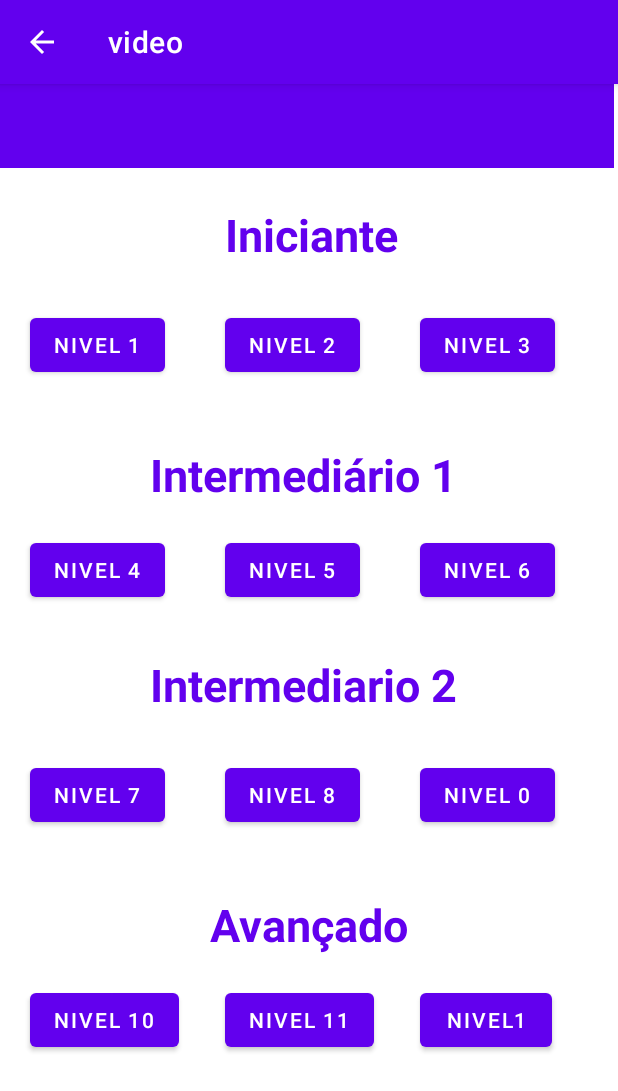
After one commit to jaozitorj/appbittctey, an Android app: the exercicios screen opened directly, with no data from a screen before it, on a phone screen of 412 x 824 dp. The commit adds this screen. Shown: the top 1091 px of the screen. Run offline under Robolectric (Android 15) with nearby library versions, the phone set to English and light mode, and no system bars; our stand-ins replace Firebase (no records; nobody signed in at launch, a user with empty details on screens opened directly).

Commit message:
algumas coisinhas a mais

```diff
--- /dev/null
+++ b/app/src/main/java/com/example/video/exercicios.kt
@@ -0,0 +1,13 @@
+package com.example.video
+
+import androidx.appcompat.app.AppCompatActivity
+import android.os.Bundle
+
+class exercicios : AppCompatActivity() {
+    override fun onCreate(savedInstanceState: Bundle?) {
+        super.onCreate(savedInstanceState)
+        setContentView(R.layout.activity_exercicios)
+
+        supportActionBar?.setDisplayHomeAsUpEnabled(true)
+    }
+}
--- a/app/src/main/java/com/example/video/segundatela.kt
+++ b/app/src/main/java/com/example/video/segundatela.kt
@@ -13,6 +13,7 @@ import com.google.firebase.auth.FirebaseAuth
 import org.w3c.dom.Text
 
 class segundatela : AppCompatActivity() {
+
 
     private lateinit var mBinding: ActivitySegundatelaBinding
 
--- /dev/null
+++ b/app/src/main/res/layout/activity_exercicios.xml
@@ -0,0 +1,197 @@
+<?xml version="1.0" encoding="utf-8"?>
+<androidx.constraintlayout.widget.ConstraintLayout xmlns:android="http://schemas.android.com/apk/res/android"
+    xmlns:app="http://schemas.android.com/apk/res-auto"
+    xmlns:tools="http://schemas.android.com/tools"
+    android:layout_width="match_parent"
+    android:layout_height="match_parent"
+    tools:context=".exercicios">
+
+    <Button
+        android:id="@+id/Nivelexercicio1"
+        android:layout_width="wrap_content"
+        android:layout_height="wrap_content"
+        android:text="Nivel 1"
+        android:translationX="20dp"
+        android:translationY="150dp"
+        tools:ignore="MissingConstraints" />
+
+    <Button
+        android:id="@+id/Nivelexercicio2"
+        android:layout_width="wrap_content"
+        android:layout_height="wrap_content"
+        android:text="Nivel 2"
+        android:translationX="150dp"
+        android:translationY="150dp"
+        tools:layout_editor_absoluteX="160dp"
+        tools:layout_editor_absoluteY="118dp"
+        tools:ignore="MissingConstraints" />
+
+    <Button
+        android:id="@+id/Nivelexercicio3"
+        android:layout_width="wrap_content"
+        android:layout_height="wrap_content"
+        android:text="Nivel 3"
+        android:translationX="280dp"
+        android:translationY="150dp"
+        tools:ignore="MissingConstraints" />
+
+    <Button
+        android:id="@+id/Nivelexercicio4"
+        android:layout_width="wrap_content"
+        android:layout_height="wrap_content"
+        android:text="Nivel 4"
+        android:translationX="20dp"
+        android:translationY="300dp"
+        tools:layout_editor_absoluteX="43dp"
+        tools:layout_editor_absoluteY="288dp"
+        tools:ignore="MissingConstraints" />
+
+    <Button
+        android:id="@+id/Nivelexercicio5"
+        android:layout_width="wrap_content"
+        android:layout_height="wrap_content"
+        android:text="Nivel 5"
+        android:translationX="150dp"
+        android:translationY="300dp"
+        tools:layout_editor_absoluteX="166dp"
+        tools:layout_editor_absoluteY="290dp"
+        tools:ignore="MissingConstraints" />
+
+    <Button
+        android:id="@+id/Nivelexercicio6"
+        android:layout_width="wrap_content"
+        android:layout_height="wrap_content"
+        android:text="Nivel 6"
+        android:translationX="280dp"
+        android:translationY="300dp"
+        tools:layout_editor_absoluteX="283dp"
+        tools:layout_editor_absoluteY="286dp"
+        tools:ignore="MissingConstraints" />
+
+    <Button
+        android:id="@+id/Nivelexercicio7"
+        android:layout_width="wrap_content"
+        android:layout_height="wrap_content"
+        android:text="Nivel 7"
+        android:translationX="20dp"
+        android:translationY="450dp"
+        tools:layout_editor_absoluteX="39dp"
+        tools:layout_editor_absoluteY="490dp"
+        tools:ignore="MissingConstraints" />
+
+    <Button
+        android:id="@+id/Nivelexercicio8"
+        android:layout_width="wrap_content"
+        android:layout_height="wrap_content"
+        android:text="Nivel 8"
+        android:translationX="150dp"
+        android:translationY="450dp"
+        tools:layout_editor_absoluteX="176dp"
+        tools:layout_editor_absoluteY="485dp"
+        tools:ignore="MissingConstraints" />
+
+    <Button
+        android:id="@+id/Nivelexercicio9"
+        android:layout_width="wrap_content"
+        android:layout_height="wrap_content"
+        android:text="Nivel 0"
+        android:translationX="280dp"
+        android:translationY="450dp"
+        tools:layout_editor_absoluteX="286dp"
+        tools:layout_editor_absoluteY="490dp"
+        tools:ignore="MissingConstraints" />
+
+    <Button
+        android:id="@+id/Nivelexercicio10"
+        android:layout_width="wrap_content"
+        android:layout_height="wrap_content"
+        android:text="Nivel 10"
+        android:translationX="20dp"
+        android:translationY="600dp"
+        tools:layout_editor_absoluteX="33dp"
+        tools:layout_editor_absoluteY="658dp"
+        tools:ignore="MissingConstraints" />
+
+    <Button
+        android:id="@+id/Nivelexercicio11"
+        android:layout_width="wrap_content"
+        android:layout_height="wrap_content"
+        android:text="Nivel 11"
+        android:translationX="150dp"
+        android:translationY="600dp"
+        tools:layout_editor_absoluteX="174dp"
+        tools:layout_editor_absoluteY="646dp"
+        tools:ignore="MissingConstraints" />
+
+    <Button
+        android:id="@+id/Nivelexercicio12"
+        android:layout_width="wrap_content"
+        android:layout_height="wrap_content"
+        android:text="Nivel1"
+        android:translationX="280dp"
+        android:translationY="600dp"
+        tools:layout_editor_absoluteX="290dp"
+        tools:layout_editor_absoluteY="637dp"
+        tools:ignore="MissingConstraints" />
+
+    <androidx.appcompat.widget.Toolbar
+        android:id="@+id/toolbar"
+        android:layout_width="409dp"
+        android:layout_height="wrap_content"
+        android:background="?attr/colorPrimary"
+        android:minHeight="?attr/actionBarSize"
+        android:theme="?attr/actionBarTheme"
+        tools:ignore="MissingConstraints"
+        tools:layout_editor_absoluteX="1dp"
+        tools:layout_editor_absoluteY="6dp" />
+
+    <TextView
+        android:id="@+id/Iniciante"
+        android:layout_width="wrap_content"
+        android:layout_height="wrap_content"
+        android:layout_marginEnd="328dp"
+        android:text="Iniciante"
+        android:textColor="@color/purple_500"
+        android:textSize="30dp"
+        android:textStyle="bold"
+        android:translationX="150dp"
+        android:translationY="80dp"
+        tools:ignore="MissingConstraints" />
+
+    <TextView
+        android:id="@+id/Avançado"
+        android:layout_width="wrap_content"
+        android:layout_height="wrap_content"
+        android:text="Avançado"
+        android:textStyle="bold"
+        android:textColor="@color/purple_500"
+        android:textSize="30dp"
+        android:translationY="540dp"
+        android:translationX="140dp"
+        tools:ignore="MissingConstraints" />
+
+    <TextView
+        android:id="@+id/Itermediario2"
+        android:layout_width="wrap_content"
+        android:layout_height="wrap_content"
+        android:text="Intermediario 2"
+        android:textStyle="bold"
+        android:textSize="30dp"
+        android:textColor="@color/purple_500"
+        android:translationX="100dp"
+        android:translationY="380dp"
+        tools:ignore="MissingConstraints" />
+
+    <TextView
+        android:id="@+id/textView4"
+        android:layout_width="wrap_content"
+        android:layout_height="wrap_content"
+        android:text="Intermediário 1 "
+        android:textSize="30dp"
+        android:textStyle="bold"
+        android:textColor="@color/purple_500"
+        android:translationY="240dp"
+        android:translationX="100dp"
+        tools:ignore="MissingConstraints" />
+
+</androidx.constraintlayout.widget.ConstraintLayout>
--- a/app/src/main/res/layout/activity_segundatela.xml
+++ b/app/src/main/res/layout/activity_segundatela.xml
@@ -12,7 +12,6 @@
         android:id="@+id/text_categorias"
         android:layout_width="match_parent"
         android:layout_height="wrap_content"
-        android:text="@string/categorias"
         android:textSize="30sp"
         android:textColor="@color/white"
         android:gravity="center"
--- a/app/src/main/res/values/styles.xml
+++ b/app/src/main/res/values/styles.xml
@@ -6,9 +6,6 @@
     <item name="android:background">@drawable/edittext</item>
     <item name="android:padding">10dp</item>
 
-
-
-
 </style>
 
 </resources>
```
Also changed, not shown: app/src/main/AndroidManifest.xml (+11 -3 lines), app/src/main/java/com/example/video/telaAulas.kt (+15 -2 lines), app/src/main/java/com/example/video/telaexercicios.kt (added, +11 -0 lines), app/src/main/res/layout/activity_tela_aulas.xml (+11 -2 lines), app/src/main/res/layout/activity_telaexercicios.xml (added, +107 -0 lines), app/src/main/res/drawable-v24/imagemmm.png (added).
